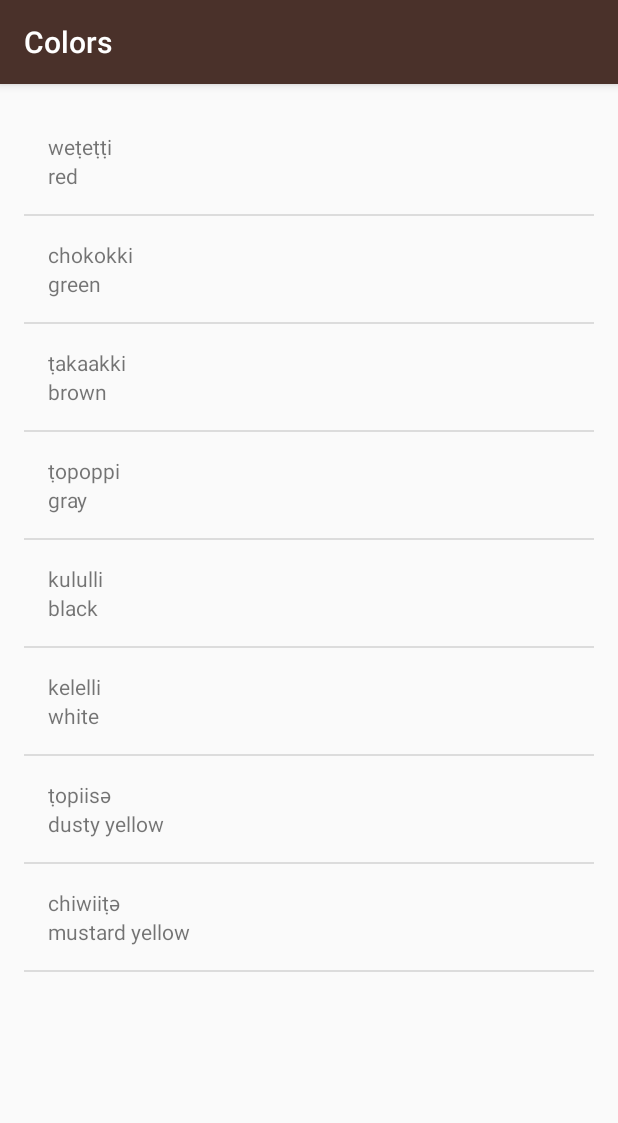
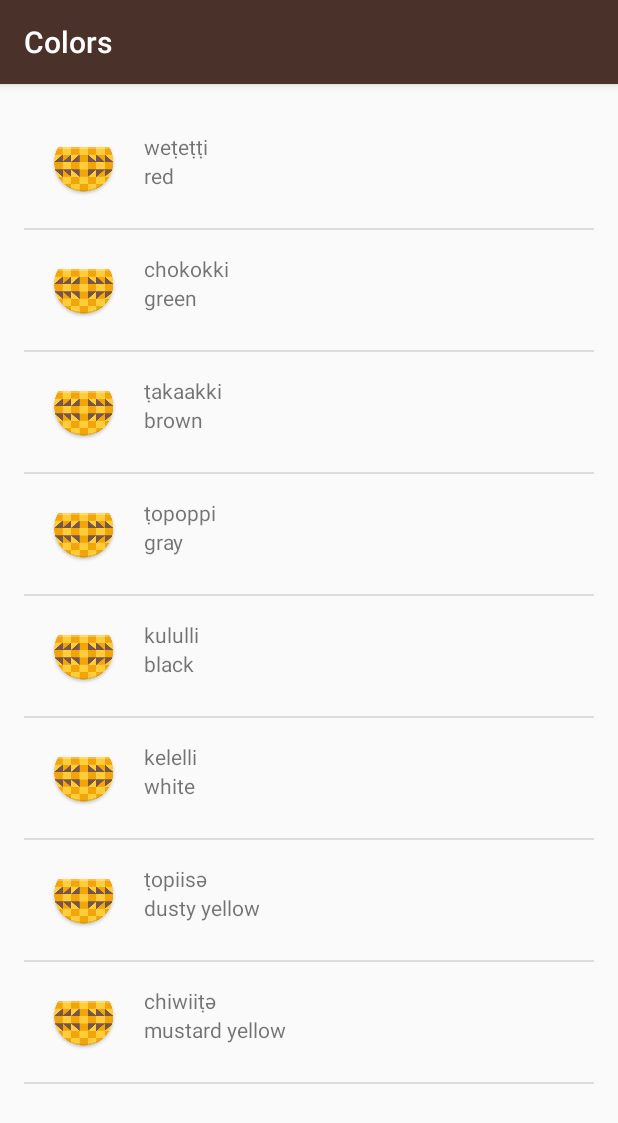
Before and after one commit to laramartin/android_udacity_course, an Android app: the ColorsActivity screen opened directly, with no data from a screen before it, on a phone screen of 412 x 824 dp. Shown: the top 1123 px of the screen. Run offline under Robolectric (Android 15) with nearby library versions, the phone set to English and light mode, and no system bars.

Commit message:
image in layout

```diff
--- a/android_multi-screens/ud839_Miwok/app/src/main/java/com/example/android/miwok/Word.java
+++ b/android_multi-screens/ud839_Miwok/app/src/main/java/com/example/android/miwok/Word.java
@@ -18,6 +18,7 @@ public class Word {
     }
 
     public String getMiwokTranslation(){
+
         return miwokTranslation;
     }
 
--- a/android_multi-screens/ud839_Miwok/app/src/main/res/layout/list_item.xml
+++ b/android_multi-screens/ud839_Miwok/app/src/main/res/layout/list_item.xml
@@ -3,8 +3,19 @@
     xmlns:tools="http://schemas.android.com/tools"
     android:layout_width="match_parent"
     android:layout_height="match_parent"
+    android:padding="16dp"
+    android:orientation="horizontal">
+
+    <ImageView
+        android:layout_width="wrap_content"
+        android:layout_height="wrap_content"
+        android:background="@mipmap/ic_launcher"/>
+
+    <LinearLayout
+        android:layout_width="match_parent"
+        android:layout_height="match_parent"
         android:orientation="vertical"
-    android:padding="16dp">
+        android:layout_marginLeft="16dp">
 
         <TextView
             android:id="@+id/miwok_translation"
@@ -19,3 +30,7 @@
             tools:text="one" />
 
     </LinearLayout>
+
+
+
+</LinearLayout>
```
Lines whose indentation alone changed are shown as unchanged.
